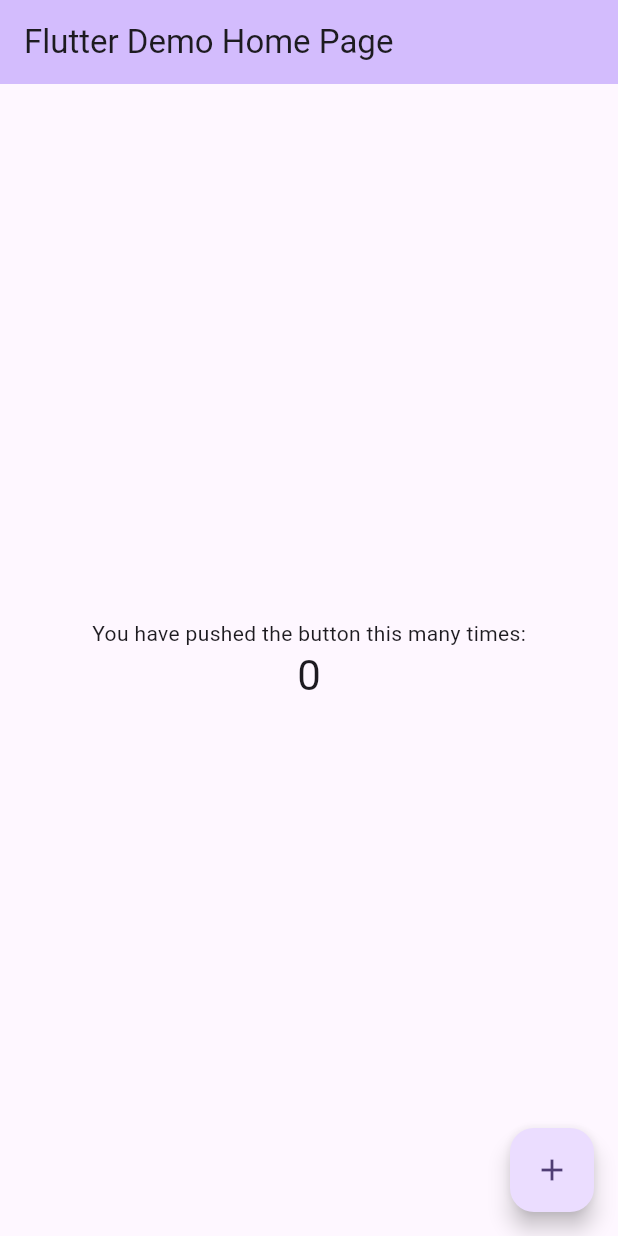
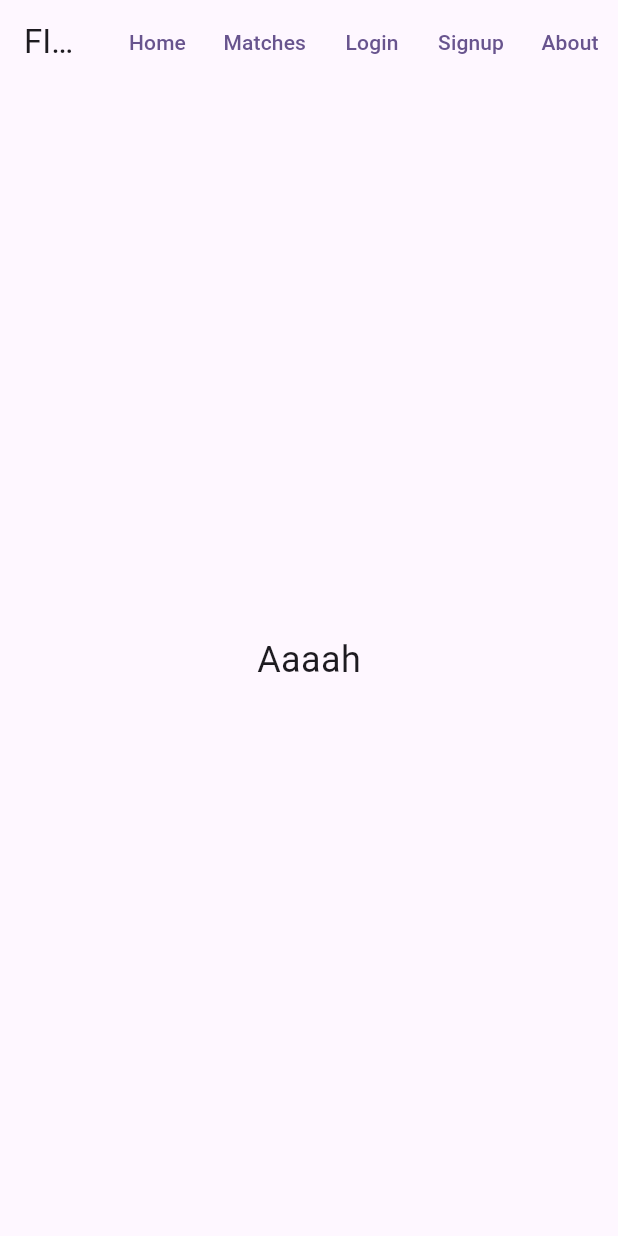
Before and after one commit to SarahElzayat/Egyptian_Premier_League_Reservation_System, a Flutter app: the screen it shows after launch, on a phone screen of 412 x 824 dp. Run offline on Flutter 3.47's test engine with Material 3 defaults, Android fonts, the phone set to English and light mode, and no system bars.

Commit message:
showayet front

```diff
--- a/frontend/web_frontend/lib/main.dart
+++ b/frontend/web_frontend/lib/main.dart
@@ -1,4 +1,7 @@
 import 'package:flutter/material.dart';
+import 'package:web_frontend/src/screens/home_screen.dart';
+import 'package:web_frontend/src/screens/login_screen.dart';
+import 'package:web_frontend/src/screens/main_screen.dart';
 
 void main() {
   runApp(const MyApp());
@@ -11,7 +14,7 @@ class MyApp extends StatelessWidget {
   @override
   Widget build(BuildContext context) {
     return MaterialApp(
-      title: 'Flutter Demo',
+      title: 'FIFA Tickets',
       theme: ThemeData(
         // This is the theme of your application.
         //
@@ -31,7 +34,14 @@ class MyApp extends StatelessWidget {
         colorScheme: ColorScheme.fromSeed(seedColor: Colors.deepPurple),
         useMaterial3: true,
       ),
-      home: const MyHomePage(title: 'Flutter Demo Home Page'),
+      routes: {
+        // When navigating to the "/" route, build the FirstScreen widget.
+        '/': (context) => MainScreen(),
+        // When navigating to the "/second" route, build the SecondScreen widget.
+        '/login': (context) => const LoginScreen(),
+        '/home': (context) => HomeScreen(),
+      },
+      // home: MainScreen(),
       debugShowCheckedModeBanner: false,
     );
   }
--- /dev/null
+++ b/frontend/web_frontend/lib/src/components/appbar.dart
@@ -0,0 +1,34 @@
+import 'package:flutter/material.dart';
+
+class AppBarComponent extends StatefulWidget {
+  const AppBarComponent({super.key});
+
+  @override
+  State<AppBarComponent> createState() => _AppBarComponentState();
+}
+
+class _AppBarComponentState extends State<AppBarComponent> {
+  @override
+  Widget build(BuildContext context) {
+    return AppBar(
+      title: const Text('FIFA Zeft'),
+      actions: <Widget>[
+        TextButton(
+            onPressed: () => {Navigator.pushNamed(context, '/home')},
+            child: const Text('Home')),
+        TextButton(
+            onPressed: () => {Navigator.pushNamed(context, '/matches')},
+            child: const Text('Matches')),
+        TextButton(
+            onPressed: () => {Navigator.pushNamed(context, '/login')},
+            child: const Text('Login')),
+        TextButton(
+            onPressed: () => {Navigator.pushNamed(context, '/signup')},
+            child: const Text('Signup')),
+        TextButton(
+            onPressed: () => {Navigator.pushNamed(context, '/about')},
+            child: const Text('About')),
+      ],
+    );
+  }
+}
--- /dev/null
+++ b/frontend/web_frontend/lib/src/screens/main_screen.dart
@@ -0,0 +1,36 @@
+import 'package:flutter/material.dart';
+import 'package:web_frontend/src/components/appbar.dart';
+
+class MainScreen extends StatelessWidget {
+  @override
+  Widget build(BuildContext context) {
+    return Scaffold(
+      appBar: AppBar(
+        title: const Text('FIFA Zeft'),
+        actions: <Widget>[
+          TextButton(
+              onPressed: () => {Navigator.pushNamed(context, '/home')},
+              child: const Text('Home')),
+          TextButton(
+              onPressed: () => {Navigator.pushNamed(context, '/matches')},
+              child: const Text('Matches')),
+          TextButton(
+              onPressed: () => {Navigator.pushNamed(context, '/login')},
+              child: const Text('Login')),
+          TextButton(
+              onPressed: () => {Navigator.pushNamed(context, '/signup')},
+              child: const Text('Signup')),
+          TextButton(
+              onPressed: () => {Navigator.pushNamed(context, '/about')},
+              child: const Text('About')),
+        ],
+      ),
+      body: Center(
+        child: Text(
+          'Aaaah',
+          style: TextStyle(fontSize: 24),
+        ),
+      ),
+    );
+  }
+}
```
Also changed, not shown: frontend/web_frontend/lib/src/screens/home_screen.dart (added, +15 -0 lines), frontend/web_frontend/lib/src/screens/login_screen.dart (added, +10 -0 lines), frontend/web_frontend/lib/src/screens/about_screen.dart (added), frontend/web_frontend/lib/src/screens/matches_screen.dart (added), frontend/web_frontend/lib/src/screens/tickets_screen.dart (added).
